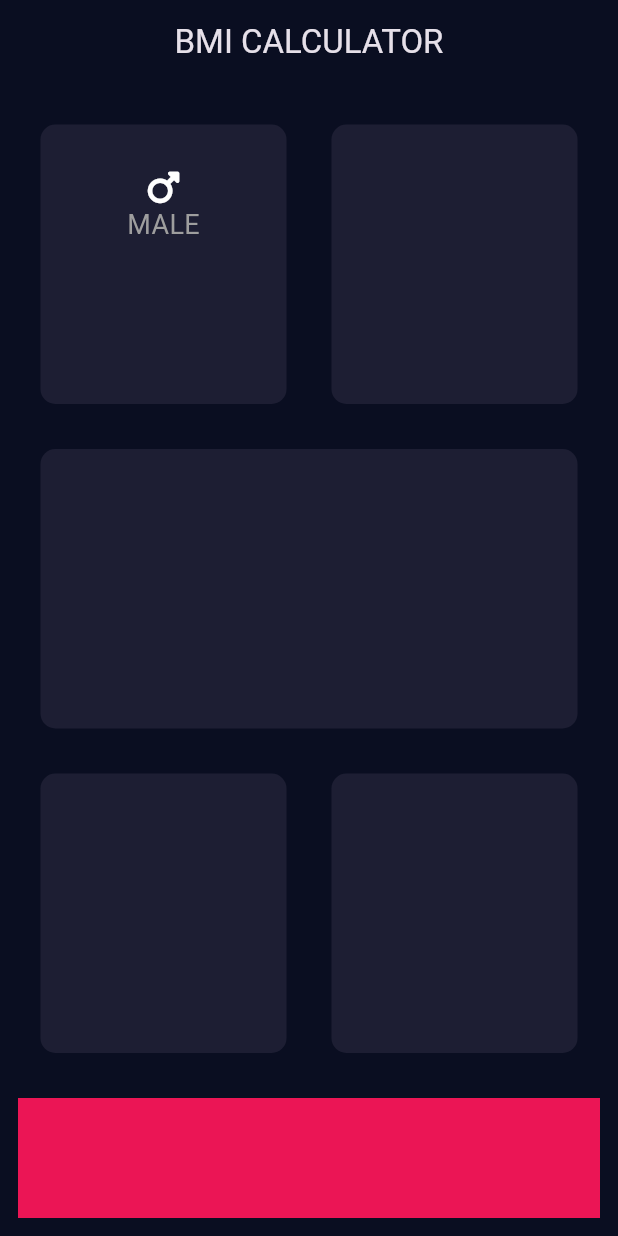
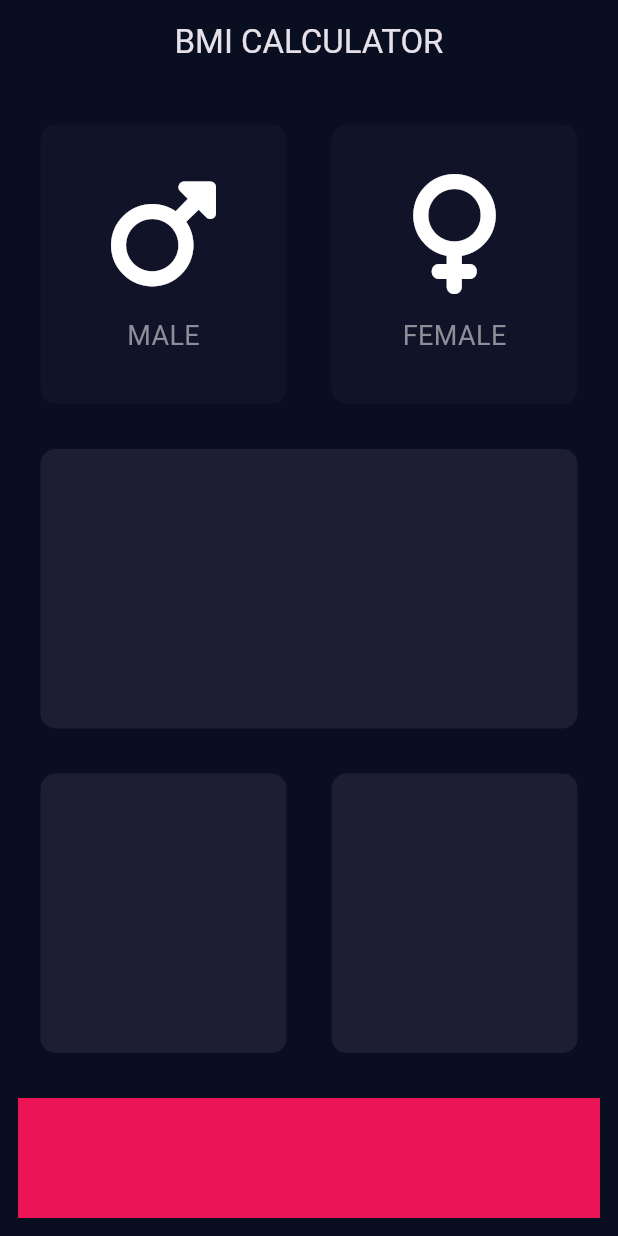
Before and after one commit to avibega23/bmicalculator, a Flutter app: the screen it shows after launch, on a phone screen of 412 x 824 dp. Run offline on Flutter 3.47's test engine with Material 3 defaults, Android fonts, the phone set to English and light mode, and no system bars; our stand-ins replace font_awesome_flutter.

Commit message:
update upper male female

```diff
--- /dev/null
+++ b/lib/icon_content.dart
@@ -0,0 +1,33 @@
+import 'package:flutter/material.dart';
+
+const TextStyle labelTextStyle = TextStyle(
+  color: Color(0xFF8D8E98),
+  fontSize: 18,
+);
+
+class ContentCard extends StatelessWidget {
+  const ContentCard({super.key, this.icon, required this.text});
+
+  final IconData? icon;
+  final String text;
+
+  @override
+  Widget build(BuildContext context) {
+    return Column(
+      mainAxisAlignment: MainAxisAlignment.center,
+      children: [
+        Icon(
+          icon,
+          size: 80,
+        ),
+        const SizedBox(
+          height: 15,
+        ),
+        Text(
+          text,
+          style: labelTextStyle,
+        ),
+      ],
+    );
+  }
+}
--- a/lib/input_page.dart
+++ b/lib/input_page.dart
@@ -1,9 +1,12 @@
 import 'package:flutter/material.dart';
 import 'package:font_awesome_flutter/font_awesome_flutter.dart';
+import 'icon_content.dart';
+import 'reusable_card.dart';
 
 const bottomContainerColor = Color(0xFFEB1555);
 const bottomContainerHeight = 80.00;
 const activeCardColor = Color(0xFF1D1E33);
+const inactiveCardColor = Color(0xFF111328);
 
 class InputPage extends StatefulWidget {
   @override
@@ -11,6 +14,9 @@ class InputPage extends StatefulWidget {
 }
 
 class _InputPageState extends State<InputPage> {
+
+   Color maleCardColor = inactiveCardColor;
+   Color femaleCardColor = inactiveCardColor;
   @override
   Widget build(BuildContext context) {
     return Scaffold(
@@ -27,36 +33,48 @@ class _InputPageState extends State<InputPage> {
               child: Row(
                 children: [
                   Expanded(
-                    child: ReusableCard(
-                      colour: activeCardColor,
-                      cardChild: Column(
-                        children: [
-                          Container(
-                            margin: const EdgeInsets.only(top: 30),
-                            child: const Icon(FontAwesomeIcons.mars),
-                            ),
-                          const Text(
-                            "MALE",
-                            style: TextStyle(color: Colors.grey,fontSize: 18),
-                          ),
-                        ],
+                    child: GestureDetector(
+                      onTap: () {
+                        setState(() {
+                          maleCardColor = activeCardColor;
+                          femaleCardColor = inactiveCardColor;
+                        });
+                      },
+                      child: ReusableCard(
+                        colour: maleCardColor,
+                        cardChild: const ContentCard(
+                          icon: FontAwesomeIcons.mars,
+                          text: "MALE",
+                        ),
                       ),
                     ),
                   ),
                   Expanded(
-                    child: ReusableCard(
-                      colour: activeCardColor,
+                    child: GestureDetector(
+                      onTap: () {
+                        setState(() {
+                          femaleCardColor = activeCardColor;
+                          maleCardColor = inactiveCardColor;
+                        });
+                      },
+                      child: ReusableCard(
+                        colour: femaleCardColor,
+                        cardChild: const ContentCard(
+                          icon: FontAwesomeIcons.venus,
+                          text: "FEMALE",
+                        ),
+                      ),
                     ),
                   ),
                 ],
               ),
             ),
-            const Expanded(
+             Expanded(
               child: ReusableCard(
                 colour: activeCardColor,
               ),
             ),
-            const Expanded(
+             Expanded(
               child: Row(
                 children: [
                   Expanded(
@@ -84,22 +102,3 @@ class _InputPageState extends State<InputPage> {
     );
   }
 }
-
-class ReusableCard extends StatelessWidget {
-  const ReusableCard({super.key, required this.colour, this.cardChild});
-
-  final Color colour;
-  final Widget? cardChild;
-
-  @override
-  Widget build(BuildContext context) {
-    return Container(
-      margin: const EdgeInsets.all(15),
-      decoration: BoxDecoration(
-        color: colour,
-        borderRadius: BorderRadius.circular(10),
-      ),
-      child: cardChild,
-    );
-  }
-}
--- /dev/null
+++ b/lib/reusable_card.dart
@@ -0,0 +1,19 @@
+import 'package:flutter/material.dart';
+class ReusableCard extends StatelessWidget {
+  const ReusableCard({super.key, required this.colour, this.cardChild});
+
+  final Color colour;
+  final Widget? cardChild;
+
+  @override
+  Widget build(BuildContext context) {
+    return Container(
+      margin: const EdgeInsets.all(15),
+      decoration: BoxDecoration(
+        color: colour,
+        borderRadius: BorderRadius.circular(10),
+      ),
+      child: cardChild,
+    );
+  }
+}
```
